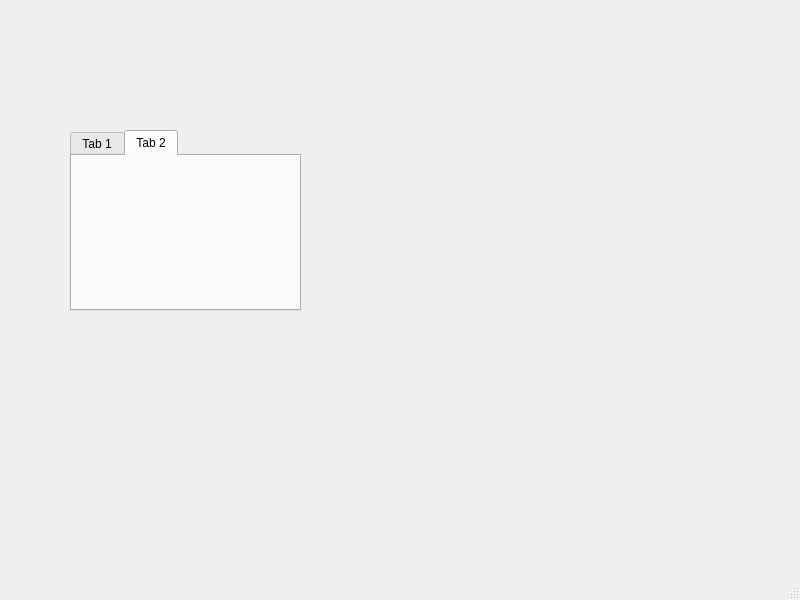
Qt form code/control/main_window.ui (Al-Sah/RAT) before a commit.
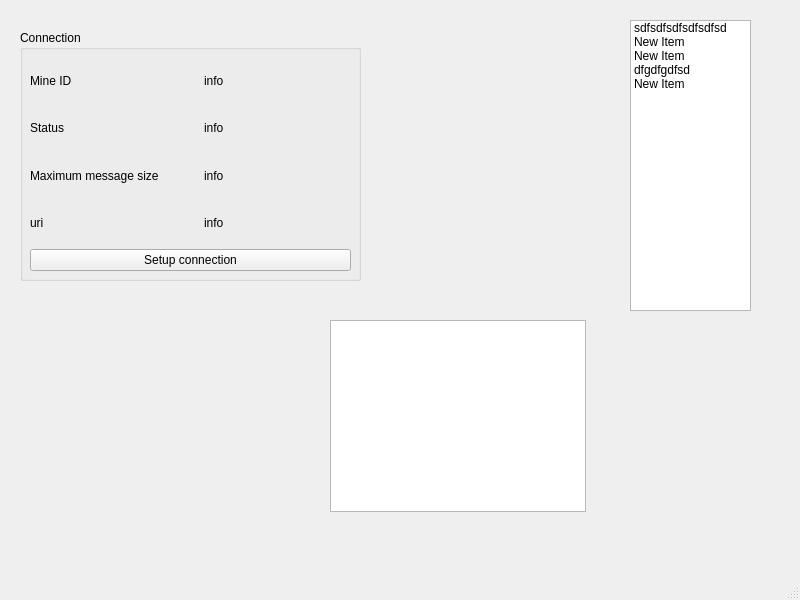
The same form after that commit.

Patch:
```diff
--- a/code/control/main_window.ui
+++ b/code/control/main_window.ui
@@ -14,40 +14,173 @@
    <string>MainWindow</string>
   </property>
   <widget class="QWidget" name="centralwidget">
-   <widget class="QTabWidget" name="tabWidget">
-    <property name="geometry">
-     <rect>
-      <x>70</x>
-      <y>130</y>
-      <width>231</width>
-      <height>181</height>
-     </rect>
-    </property>
-    <property name="currentIndex">
-     <number>1</number>
-    </property>
-    <widget class="QWidget" name="tab_1">
-     <attribute name="title">
-      <string>Tab 1</string>
-     </attribute>
-    </widget>
-    <widget class="QWidget" name="tab_2">
-     <attribute name="title">
-      <string>Tab 2</string>
-     </attribute>
-    </widget>
-   </widget>
    <widget class="QWidget" name="gridLayoutWidget">
     <property name="geometry">
      <rect>
-      <x>360</x>
-      <y>80</y>
-      <width>321</width>
-      <height>291</height>
+      <x>650</x>
+      <y>320</y>
+      <width>121</width>
+      <height>91</height>
      </rect>
     </property>
     <layout class="QGridLayout" name="gridLayout"/>
    </widget>
+   <widget class="QListWidget" name="listWidget">
+    <property name="geometry">
+     <rect>
+      <x>630</x>
+      <y>20</y>
+      <width>121</width>
+      <height>291</height>
+     </rect>
+    </property>
+    <item>
+     <property name="text">
+      <string>sdfsdfsdfsdfsdfsd</string>
+     </property>
+    </item>
+    <item>
+     <property name="text">
+      <string>New Item</string>
+     </property>
+    </item>
+    <item>
+     <property name="text">
+      <string>New Item</string>
+     </property>
+    </item>
+    <item>
+     <property name="text">
+      <string>dfgdfgdfsd</string>
+     </property>
+    </item>
+    <item>
+     <property name="text">
+      <string>New Item</string>
+     </property>
+    </item>
+   </widget>
+   <widget class="QGroupBox" name="groupBox">
+    <property name="geometry">
+     <rect>
+      <x>20</x>
+      <y>30</y>
+      <width>341</width>
+      <height>251</height>
+     </rect>
+    </property>
+    <property name="title">
+     <string>Connection</string>
+    </property>
+    <widget class="QWidget" name="layoutWidget">
+     <property name="geometry">
+      <rect>
+       <x>10</x>
+       <y>30</y>
+       <width>321</width>
+       <height>211</height>
+      </rect>
+     </property>
+     <layout class="QVBoxLayout" name="verticalLayout">
+      <property name="sizeConstraint">
+       <enum>QLayout::SetMinimumSize</enum>
+      </property>
+      <item>
+       <layout class="QGridLayout" name="gridLayout_2">
+        <item row="1" column="0">
+         <widget class="QLabel" name="label_3">
+          <property name="text">
+           <string>Status</string>
+          </property>
+         </widget>
+        </item>
+        <item row="3" column="2">
+         <widget class="QLabel" name="uri_val">
+          <property name="text">
+           <string>info</string>
+          </property>
+         </widget>
+        </item>
+        <item row="0" column="2">
+         <widget class="QLabel" name="id_val">
+          <property name="text">
+           <string>info</string>
+          </property>
+         </widget>
+        </item>
+        <item row="3" column="0">
+         <widget class="QLabel" name="label_8">
+          <property name="text">
+           <string>uri</string>
+          </property>
+         </widget>
+        </item>
+        <item row="2" column="0">
+         <widget class="QLabel" name="label_5">
+          <property name="text">
+           <string>Maximum message size</string>
+          </property>
+         </widget>
+        </item>
+        <item row="1" column="2">
+         <widget class="QLabel" name="status_val">
+          <property name="text">
+           <string>info</string>
+          </property>
+         </widget>
+        </item>
+        <item row="0" column="0">
+         <widget class="QLabel" name="label_2">
+          <property name="text">
+           <string>Mine ID</string>
+          </property>
+         </widget>
+        </item>
+        <item row="2" column="2">
+         <widget class="QLabel" name="mms_val">
+          <property name="text">
+           <string>info</string>
+          </property>
+         </widget>
+        </item>
+        <item row="1" column="1">
+         <spacer name="horizontalSpacer">
+          <property name="orientation">
+           <enum>Qt::Horizontal</enum>
+          </property>
+          <property name="sizeType">
+           <enum>QSizePolicy::Maximum</enum>
+          </property>
+          <property name="sizeHint" stdset="0">
+           <size>
+            <width>20</width>
+            <height>10</height>
+           </size>
+          </property>
+         </spacer>
+        </item>
+       </layout>
+      </item>
+      <item>
+       <widget class="QPushButton" name="pushButton">
+        <property name="text">
+         <string>Setup connection</string>
+        </property>
+       </widget>
+      </item>
+     </layout>
+    </widget>
+   </widget>
+   <widget class="QTableView" name="tableView">
+    <property name="geometry">
+     <rect>
+      <x>330</x>
+      <y>320</y>
+      <width>256</width>
+      <height>192</height>
+     </rect>
+    </property>
+   </widget>
   </widget>
   <widget class="QMenuBar" name="menubar">
    <property name="geometry">
```
